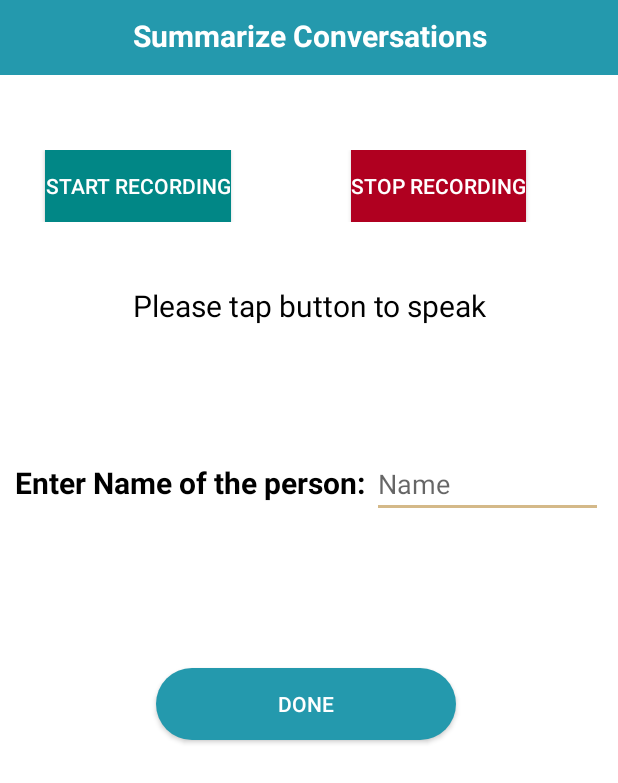
After one commit to Hassan3924/Recallify, an Android app built with Jetpack Compose: the SummarizeConversation screen opened directly, with no data from a screen before it, on a phone screen of 412 x 824 dp. The commit adds this screen. Shown: the top 783 px of the screen. Run offline under Robolectric (Android 15) with nearby library versions, the phone set to English and light mode, and no system bars; our stand-ins replace Firebase (no records; nobody signed in at launch, a user with empty details on screens opened directly), Volley.

Commit message:
Added Conversation Summary Files and local notification
Added files for conversation Summary and local notification to remind user to record conversation

```diff
--- a/app/build.gradle
+++ b/app/build.gradle
@@ -55,6 +55,9 @@ dependencies {
     androidTestImplementation 'androidx.test.ext:junit:1.1.5'
     androidTestImplementation 'androidx.test.espresso:espresso-core:3.5.1'
 
+    implementation "com.squareup.okhttp3:okhttp:4.10.0"
+    implementation 'com.android.volley:volley:1.2.1'
+
     // Firebase libraries
     implementation platform('com.google.firebase:firebase-bom:31.2.3')
     implementation 'com.google.firebase:firebase-analytics-ktx'
--- /dev/null
+++ b/app/src/main/java/com/example/recallify/view/ui/feature/application/dailydiary/conversationSummary/SummarizeConversation.kt
@@ -0,0 +1,277 @@
+package com.example.recallify.view.ui.feature.application.dailydiary.conversationSummary
+
+import android.annotation.SuppressLint
+import android.content.Intent
+import android.content.pm.PackageManager
+import android.os.Build
+import androidx.appcompat.app.AppCompatActivity
+import android.os.Bundle
+import android.os.Handler
+import android.os.Looper
+import android.speech.RecognitionListener
+import android.speech.RecognizerIntent
+import android.speech.SpeechRecognizer
+import androidx.core.app.ActivityCompat
+import androidx.core.content.ContextCompat
+import com.example.recallify.databinding.ActivitySummarizeConversationBinding
+import java.util.*
+import com.android.volley.Request
+import com.android.volley.Response
+import com.android.volley.toolbox.StringRequest
+import com.android.volley.toolbox.Volley
+import android.util.Log
+import android.widget.Toast
+import androidx.annotation.RequiresApi
+import com.google.firebase.auth.FirebaseAuth
+import com.google.firebase.auth.ktx.auth
+import com.google.firebase.database.DataSnapshot
+import com.google.firebase.database.DatabaseError
+import com.google.firebase.database.FirebaseDatabase
+import com.google.firebase.database.ValueEventListener
+import com.google.firebase.database.ktx.database
+import com.google.firebase.ktx.Firebase
+import java.time.LocalDateTime
+import java.time.format.DateTimeFormatter
+
+class SummarizeConversation : AppCompatActivity() {
+    lateinit var speechRecognizer : SpeechRecognizer
+    lateinit var mainBinding:ActivitySummarizeConversationBinding
+    lateinit var speechIntent : Intent
+    var conversationText=""
+var response_saved = ""
+    val database = FirebaseDatabase.getInstance()
+    val auth = FirebaseAuth.getInstance()
+    val user = auth.currentUser // in current user, u can reach info such as email and UID of user who logs into app using the user object
+    @RequiresApi(Build.VERSION_CODES.O)
+    val current = LocalDateTime.now()
+    @RequiresApi(Build.VERSION_CODES.O)
+    val formatter = DateTimeFormatter.ofPattern("yyyy-MM-dd")
+    @RequiresApi(Build.VERSION_CODES.O)
+    val timeFormatter = DateTimeFormatter.ofPattern("HH:mm:ss")
+    @RequiresApi(Build.VERSION_CODES.O)
+    val timeFormatted = current.format(timeFormatter)
+    @RequiresApi(Build.VERSION_CODES.O)
+    val currentTime = timeFormatted.toString()
+    @RequiresApi(Build.VERSION_CODES.O)
+    val formatted = current.format(formatter)
+    @RequiresApi(Build.VERSION_CODES.O)
+    var currentDate:String = formatted.toString()
+
+    @RequiresApi(Build.VERSION_CODES.O)
+    @SuppressLint("SuspiciousIndentation")
+    override fun onCreate(savedInstanceState: Bundle?) {
+        super.onCreate(savedInstanceState)
+        mainBinding = ActivitySummarizeConversationBinding.inflate(layoutInflater)
+        val view = mainBinding.root
+        setContentView(view)
+
+        speechRecognizer = SpeechRecognizer.createSpeechRecognizer(this)
+
+        mainBinding.buttonStart.setOnClickListener {
+
+            if(ContextCompat.checkSelfPermission(this,android.Manifest.permission.RECORD_AUDIO) != PackageManager.PERMISSION_GRANTED){
+                ActivityCompat.requestPermissions(this, arrayOf(android.Manifest.permission.RECORD_AUDIO),1)
+            }else{
+                convertSpeech()
+            }
+
+        }
+
+
+        //when the user clicks buttonStop, the mic. will close manually.
+        mainBinding.buttonStop.setOnClickListener {
+            speechRecognizer.stopListening()
+            speechRecognizer.cancel()
+            speechRecognizer.destroy()
+            mainBinding.textView.text = "Please tap on button to speak"
+          //  mainBinding.SummarizedConversation.text = conversationtText
+            callFlaskService()
+
+        }
+        mainBinding.buttonDone.setOnClickListener {
+         var  person_name= mainBinding.EnterName.text.toString().trim()
+
+            if(person_name == ""){
+                Toast.makeText(this,"Please enter the name of the person who you talked to",Toast.LENGTH_SHORT).show()
+            }
+            else {
+                SendSummary(response_saved, person_name)
+                Toast.makeText(this, "Saved Successfully", Toast.LENGTH_SHORT).show()
+                Log.d("ResponseSummary", response_saved)
+                mainBinding.textViewResult.text = ""
+                mainBinding.EnterName.text.clear()
+            }
+        }
+
+    }
+    fun recognitionListenerFunctions(){
+        speechRecognizer.setRecognitionListener(object : RecognitionListener {
+
+            override fun onReadyForSpeech(params: Bundle?) {
+                mainBinding.textView.text = "Listening..."
+            }
+
+            override fun onBeginningOfSpeech() {}
+
+            override fun onRmsChanged(rmsdB: Float) {}
+
+            override fun onBufferReceived(buffer: ByteArray?) {}
+
+            override fun onEndOfSpeech() {
+                mainBinding.textView.text = "Please tap to button to speak"
+            }
+
+            override fun onError(error: Int) {
+
+                when (error) {
+
+                    SpeechRecognizer.ERROR_NO_MATCH -> { // if there is no speak, this error code is throw and we can handle it
+                        val handler = Handler(Looper.getMainLooper())
+                        mainBinding.textView.text = "Restarting the microphone, please wait..."
+
+                        //after 2 seconds, the microphone is ready to speak again
+                        handler.postDelayed(object : Runnable{
+                            override fun run() {
+                                convertSpeech()
+                            }
+                        },2000)
+
+                    }
+                    //if there is another error, the microphone will close
+                    else -> {
+                        speechRecognizer.stopListening()
+                        speechRecognizer.cancel()
+                        speechRecognizer.destroy()
+                        mainBinding.textView.text = "Please tap to button to speak"
+                    }
+                }
+            }
+
+            override fun onResults(results: Bundle?) {
+
+                val data: ArrayList<String> = results?.getStringArrayList(SpeechRecognizer.RESULTS_RECOGNITION) as ArrayList<String>
+
+                val myText = mainBinding.textViewResult.text.toString()
+  //              val myText = "" //issue with this is it resets
+                mainBinding.textViewResult.text = myText.plus(" .").plus(data[0])
+conversationText=myText.plus(" .").plus(data[0])
+             //   mainBinding.textViewResult.text =conversationtText
+//                conversationText="""
+//Dear UOWD Student, Hope this e-mail finds you well.
+//Please note of the following information regarding Autumn 2022 Results Releasing Date and Supplementary Exams.Results
+//As published in the academic calendar, the results for Autumn 2022 will be released on Thursday, 12th of January 2023.
+//Kindly refer to the Finalisation of Student Results Policy for grade reference, should you need clarification regarding your published grade(s). If in the unlikely event that your marks/grades will not be available on the 12th of January, you will receive notification from the FRED and Registry Services team with information on the expected new release date of your results.
+//To clarify, please see below what constitutes the passing or failing of a subject:
+//If you receive a mark of 50 or above, you will be classed as having passed the subject.
+//If you receive a mark of below 50, you will be classed as having failed the subject as you have not provided sufficient evidence of attainment of the relevant subject learning outcomes.
+//For students who fail the subject, it should be noted that students are not automatically given a supplementary assessment. For further information and clarification on this, please refer to section 11.1 of the Examination Procedure document in MyUOWD.
+//Supplementary Examinations
+//All approved supplementary exams for Autumn 2022 subjects will be held on campus between 27 Mar and 2 Apr '23.
+//""".trimIndent()
+
+
+                //after the result, the microphone will not close, it will start again
+                convertSpeech()
+            }
+
+            override fun onPartialResults(partialResults: Bundle?) {}
+
+            override fun onEvent(eventType: Int, params: Bundle?) {}
+
+        })
+    }
+
+    fun convertSpeech(){
+
+        speechIntent = Intent(RecognizerIntent.ACTION_RECOGNIZE_SPEECH)
+        speechIntent.putExtra(RecognizerIntent.EXTRA_LANGUAGE_MODEL, RecognizerIntent.LANGUAGE_MODEL_FREE_FORM)
+        speechIntent.putExtra(RecognizerIntent.EXTRA_LANGUAGE, Locale.getDefault())
+        recognitionListenerFunctions()
+        speechRecognizer.startListening(speechIntent)
+    }
+
+    override fun onRequestPermissionsResult(
+        requestCode: Int,
+        permissions: Array<out String>,
+        grantResults: IntArray
+    ) {
+        super.onRequestPermissionsResult(requestCode, permissions, grantResults)
+
+        if (requestCode == 1 && grantResults.size > 0 && grantResults[0] == PackageManager.PERMISSION_GRANTED){
+            convertSpeech()
+        }
+    }
+    private fun callFlaskService() {
+        // Instantiate the RequestQueue.
+        val queue = Volley.newRequestQueue(this)
+//        val url = "http://yourflaskserver.com/summarize"
+        val url = "http://ridzbmd.pythonanywhere.com/summarize"
+
+        // Request a response from the provided URL.
+        val stringRequest = object : StringRequest(
+            Request.Method.POST, url,
+            Response.Listener<String> { response ->
+                // Display the response string in a TextView or handle it as required
+//                summaryTextView.text = response
+             //   mainBinding.SummarizedConversation.text  = response //here response is the summarized convo and we are displaying it
+
+//               mainBinding.summaryTextView.text = response
+//                Log.d("ResponseSummary2",response)
+
+                response_saved=response
+//                mainBinding.buttonDone.setOnClickListener {
+//SendSummary(response)
+//                    Toast.makeText(this,"Saved To Database",Toast.LENGTH_SHORT).show()
+//
+//                }
+            },
+            Response.ErrorListener { error ->
+                // Handle error response
+                Log.e("Volley Error", error.toString())
+                Toast.makeText(this, "Error: ${error.message}", Toast.LENGTH_SHORT).show()
+            }
+        ) {
+            // Add parameters to the POST request
+            override fun getParams(): Map<String, String> {
+                val params = HashMap<String, String>()
+//                params["text"] = inputTextView.text.toString() // Replace with your input text
+                params["text"] = conversationText // Replace with your input text
+                return params
+            }
+        }
+
+        // Add the request to the RequestQueue.
+        queue.add(stringRequest)
+    }
+
+    @RequiresApi(Build.VERSION_CODES.O)
+    fun SendSummary(response:String, person_name:String){
+        val uid = Firebase.auth.currentUser?.uid
+        var dataRef = database.reference
+        if (uid != null) {
+            val database = Firebase.database.reference.child("users").child(uid).child("conversation-summary").child(currentDate)
+            database.addListenerForSingleValueEvent(object : ValueEventListener {
+                @RequiresApi(Build.VERSION_CODES.O)
+                override fun onDataChange(snapshot: DataSnapshot) {
+                   var childCount = snapshot.childrenCount.toInt()
+//                    if(childCount==0){
+//                        childCount=childCount+1
+//                    }
+                    childCount=childCount+1
+
+                 //   var name_summary = "Today on $currentDate at $currentTime  I talked to " +mainBinding.EnterName.text.toString() + " and here is the summarized conversation" + response
+                    var name_summary = "Today on $currentDate at $currentTime  I talked to $person_name and here is the summarized conversation" + response
+                    dataRef.child("users").child(uid).child("conversation-summary").child(currentDate).child(childCount.toString()).setValue(name_summary)
+//mainBinding.textViewResult.text = ""
+
+                }
+
+                override fun onCancelled(error: DatabaseError) {
+
+                }
+
+            })
+
+        }
+    }
+}
--- a/app/src/main/java/com/example/recallify/view/ui/feature/application/dashboard/DashboardActivity.kt
+++ b/app/src/main/java/com/example/recallify/view/ui/feature/application/dashboard/DashboardActivity.kt
@@ -46,7 +46,7 @@ class DashboardActivity : AppCompatActivity() {
     override fun onCreate(savedInstanceState: Bundle?) {
         super.onCreate(savedInstanceState)
         setContentView(R.layout.activity_dashboard)
-
+        startService(Intent(this, NotificationService::class.java))
         val bottomNavigationView: BottomNavigationView = findViewById(R.id.bottomNavigationView)
         bottomNavigationView.selectedItemId = R.id.bottom_home
 
--- /dev/null
+++ b/app/src/main/res/drawable/ic_notification.xml
@@ -0,0 +1,5 @@
+<vector android:height="24dp" android:tint="#000000"
+    android:viewportHeight="24" android:viewportWidth="24"
+    android:width="24dp" xmlns:android="http://schemas.android.com/apk/res/android">
+    <path android:fillColor="@android:color/white" android:pathData="M12,22c1.1,0 2,-0.9 2,-2h-4c0,1.1 0.89,2 2,2zM18,16v-5c0,-3.07 -1.64,-5.64 -4.5,-6.32L13.5,4c0,-0.83 -0.67,-1.5 -1.5,-1.5s-1.5,0.67 -1.5,1.5v0.68C7.63,5.36 6,7.92 6,11v5l-2,2v1h16v-1l-2,-2z"/>
+</vector>
--- /dev/null
+++ b/app/src/main/res/drawable/round_btn_new.xml
@@ -0,0 +1,11 @@
+<?xml version="1.0" encoding="utf-8"?>
+<shape xmlns:android="http://schemas.android.com/apk/res/android">
+    <solid android:color="#FF2499AD"/>
+    <corners
+        android:topRightRadius="45dp"
+        android:topLeftRadius="45dp"
+        android:bottomLeftRadius="45dp"
+        android:bottomRightRadius="45dp"
+        />
+    <!-- #5DB075-->
+</shape>
--- /dev/null
+++ b/app/src/main/res/layout/activity_summarize_conversation.xml
@@ -0,0 +1,181 @@
+<?xml version="1.0" encoding="utf-8"?>
+<androidx.constraintlayout.widget.ConstraintLayout xmlns:android="http://schemas.android.com/apk/res/android"
+    xmlns:app="http://schemas.android.com/apk/res-auto"
+    xmlns:tools="http://schemas.android.com/tools"
+    android:layout_width="match_parent"
+    android:layout_height="match_parent"
+    tools:context=".view.ui.feature.application.dailydiary.conversationSummary.SummarizeConversation">
+    <LinearLayout
+        android:id="@+id/HeadingLinearLayout"
+        android:layout_width="match_parent"
+        android:layout_height="50dp"
+
+
+
+        android:background="@color/light_Primary"
+        android:orientation="horizontal"
+        app:layout_constraintEnd_toEndOf="parent"
+        app:layout_constraintStart_toStartOf="parent"
+        app:layout_constraintTop_toTopOf="parent">
+
+<!--        <ImageView-->
+<!--            android:id="@+id/imageView0"-->
+<!--            android:layout_width="wrap_content"-->
+<!--            android:layout_height="wrap_content"-->
+<!--            android:layout_gravity="center"-->
+
+<!--            app:layout_constraintEnd_toEndOf="parent"-->
+<!--            app:layout_constraintHorizontal_bias="0.495"-->
+<!--            app:layout_constraintStart_toStartOf="parent"-->
+<!--            app:layout_constraintTop_toTopOf="parent"-->
+<!--            app:srcCompat="@drawable/think_fast_logo" />-->
+
+        <TextView
+            android:id="@+id/textView8"
+            android:layout_width="wrap_content"
+            android:layout_height="wrap_content"
+            android:layout_marginTop="10dp"
+            android:layout_weight="1"
+            android:gravity="center"
+            android:text="Summarize Conversations"
+            android:textColor="@color/white"
+            android:textSize="20dp"
+            android:textStyle="bold" />
+    </LinearLayout>
+    <LinearLayout
+        android:id="@+id/linearLayoutInfo"
+        android:layout_width="match_parent"
+        android:layout_height="wrap_content"
+android:layout_marginStart="10dp"
+        android:layout_marginEnd="10dp"
+        android:layout_marginTop="100dp"
+        android:orientation="horizontal"
+
+        app:layout_constraintEnd_toEndOf="parent"
+        app:layout_constraintStart_toStartOf="parent"
+        app:layout_constraintTop_toTopOf="parent">
+
+        <androidx.appcompat.widget.AppCompatButton
+            android:id="@+id/buttonStart"
+            android:layout_width="wrap_content"
+            android:layout_height="wrap_content"
+            android:layout_marginStart="20dp"
+            android:background="@color/teal_700"
+            android:text="Start Recording"
+            android:textColor="@color/white"
+            tools:ignore="TextContrastCheck" />
+
+        <androidx.appcompat.widget.AppCompatButton
+            android:id="@+id/buttonStop"
+            android:layout_width="wrap_content"
+            android:layout_height="wrap_content"
+            android:background="@color/light_Error"
+            android:textColor="@color/white"
+           android:layout_marginStart="80dp"
+            android:text="Stop Recording" />
+
+    </LinearLayout>
+
+    <LinearLayout
+        android:id="@+id/linearLayoutInfo2"
+        android:layout_width="wrap_content"
+        android:layout_height="wrap_content"
+        android:layout_marginStart="10dp"
+        android:layout_marginEnd="10dp"
+        android:layout_marginTop="70dp"
+        android:orientation="horizontal"
+
+        app:layout_constraintEnd_toEndOf="parent"
+        app:layout_constraintStart_toStartOf="parent"
+        app:layout_constraintTop_toTopOf="@id/linearLayoutInfo">
+
+            <TextView
+                android:id="@+id/textView"
+                android:layout_width="350dp"
+                android:layout_height="wrap_content"
+                android:layout_marginTop="20dp"
+                android:gravity="center_horizontal"
+                android:text="Please tap button to speak"
+                android:textColor="@color/black"
+                android:textSize="20sp"
+
+                app:layout_constraintEnd_toEndOf="parent"
+                app:layout_constraintHorizontal_bias="0.491"
+                app:layout_constraintStart_toStartOf="parent"
+                 />
+    </LinearLayout>
+
+    <LinearLayout
+        android:id="@+id/linearLayoutNameOfPerson"
+        android:layout_width="match_parent"
+        android:layout_height="wrap_content"
+        android:layout_marginStart="10dp"
+        android:layout_marginEnd="10dp"
+        android:layout_marginTop="300dp"
+        android:orientation="horizontal"
+
+        app:layout_constraintEnd_toEndOf="parent"
+        app:layout_constraintStart_toStartOf="parent"
+        app:layout_constraintTop_toTopOf="parent">
+        <TextView
+            android:id="@+id/EnterNameTextView"
+            android:layout_width="wrap_content"
+            android:layout_height="wrap_content"
+            android:textStyle="bold"
+            android:gravity="center_horizontal"
+            android:text="Enter Name of the person: "
+            android:textColor="@color/black"
+            android:textSize="20sp"
+
+            app:layout_constraintEnd_toEndOf="parent"
+            app:layout_constraintHorizontal_bias="0.491"
+            app:layout_constraintStart_toStartOf="parent"
+            />
+
+        <EditText
+            android:id="@+id/EnterName"
+            android:layout_width="wrap_content"
+            android:layout_height="wrap_content"
+            android:layout_weight="1"
+            android:ems="10"
+            android:inputType="textPersonName"
+            android:hint="Name"
+            tools:ignore="TouchTargetSizeCheck" />
+
+    </LinearLayout>
+
+    <androidx.appcompat.widget.AppCompatButton
+        android:id="@+id/buttonDone"
+        android:layout_width="200dp"
+        android:layout_height="48dp"
+        android:layout_marginStart="104dp"
+        android:layout_marginTop="100dp"
+        android:background="@drawable/round_btn_new"
+        android:text="Done"
+        android:textColor="@color/white"
+        app:layout_constraintStart_toStartOf="parent"
+        app:layout_constraintTop_toBottomOf="@+id/linearLayoutNameOfPerson" />
+
+<!--    <TextView-->
+<!--        android:id="@+id/summaryTextView"-->
+<!--        android:layout_width="match_parent"-->
+<!--        android:layout_height="50dp"-->
+<!--        android:layout_marginTop="100dp"-->
+<!--        android:text="Summary:"-->
+<!--        android:textColor="@android:color/black"-->
+<!--        android:textSize="18sp"-->
+<!--        android:visibility="invisible"-->
+<!--        app:layout_constraintStart_toStartOf="parent"-->
+<!--        app:layout_constraintTop_toTopOf="@id/buttonDone" />-->
+
+    <TextView
+        android:id="@+id/textViewResult"
+        android:layout_width="match_parent"
+        android:layout_height="50dp"
+        android:layout_marginTop="160dp"
+        android:textColor="@android:color/black"
+        android:textSize="18sp"
+android:visibility="invisible"
+        app:layout_constraintStart_toStartOf="parent"
+        app:layout_constraintTop_toTopOf="@id/buttonDone" />
+</androidx.constraintlayout.widget.ConstraintLayout>
--- a/build.gradle
+++ b/build.gradle
@@ -12,7 +12,7 @@ buildscript {
 
 }
 plugins {
-    id 'com.android.application' version '7.4.1' apply false
-    id 'com.android.library' version '7.4.1' apply false
+    id 'com.android.application' version '7.3.1' apply false
+    id 'com.android.library' version '7.3.1' apply false
     id 'org.jetbrains.kotlin.android' version '1.8.0' apply false
 }
```
Also changed, not shown: app/src/main/AndroidManifest.xml (+8 -1 lines), app/src/main/java/com/example/recallify/view/ui/feature/application/dashboard/NotificationService.kt (added, +84 -0 lines).
